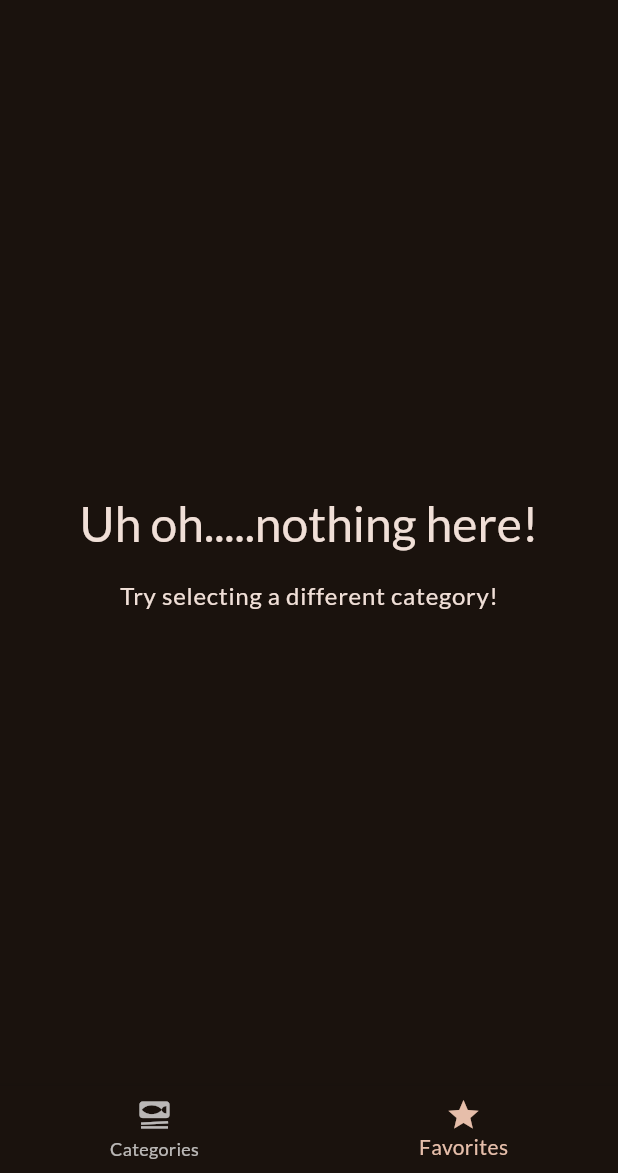
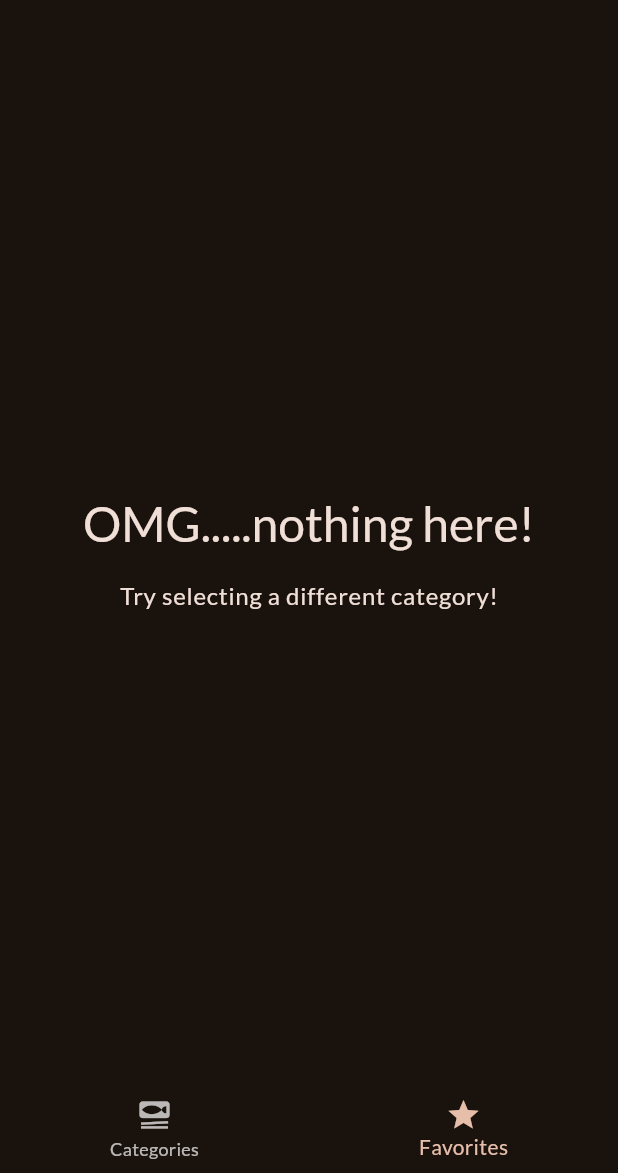
Before and after one commit to Danish0092/meals_app, a Flutter app: the screen it shows after launch, item 2 of the bottom bar chosen, on a phone screen of 412 x 824 dp, the part 63-1236 px from its top. Run offline on Flutter 3.47's test engine with Material 3 defaults, Android fonts, the phone set to English and light mode, and no system bars; our stand-ins replace google_fonts, transparent_image.

Commit message:
minor text is changed

```diff
--- a/lib/screens/meals.dart
+++ b/lib/screens/meals.dart
@@ -37,7 +37,7 @@ class MealsScreen extends StatelessWidget{
       child: Column(
       mainAxisSize: MainAxisSize.min,
       children: [
-        Text('Uh oh.....nothing here!',style: Theme.of(context).textTheme.headlineLarge!.copyWith(
+        Text('OMG.....nothing here!',style: Theme.of(context).textTheme.headlineLarge!.copyWith(
           color: Theme.of(context).colorScheme.onBackground,
         ),
         ),
```
